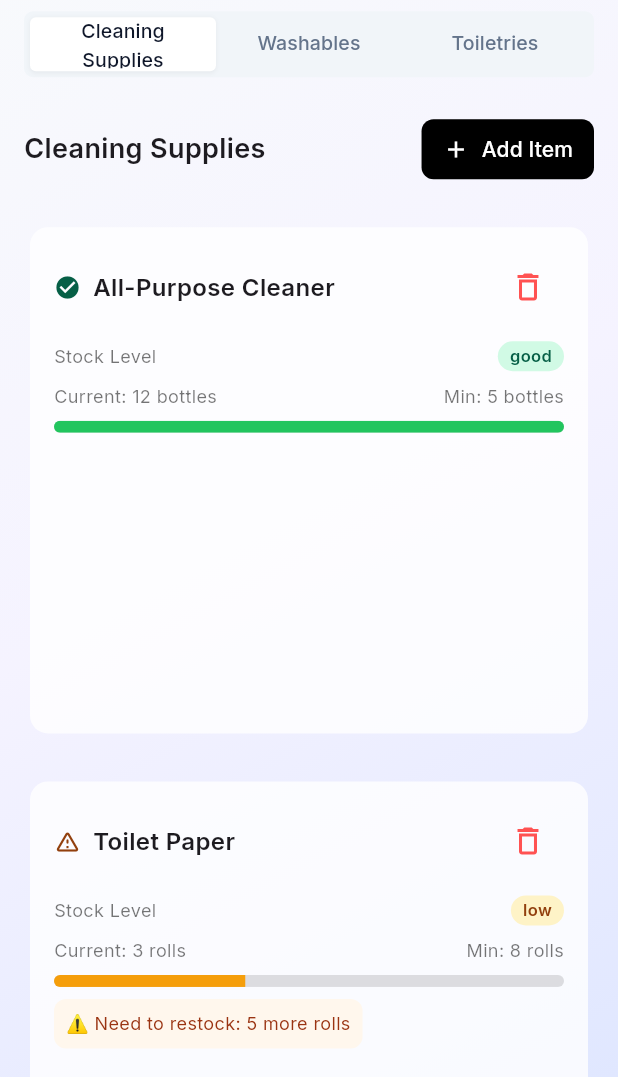
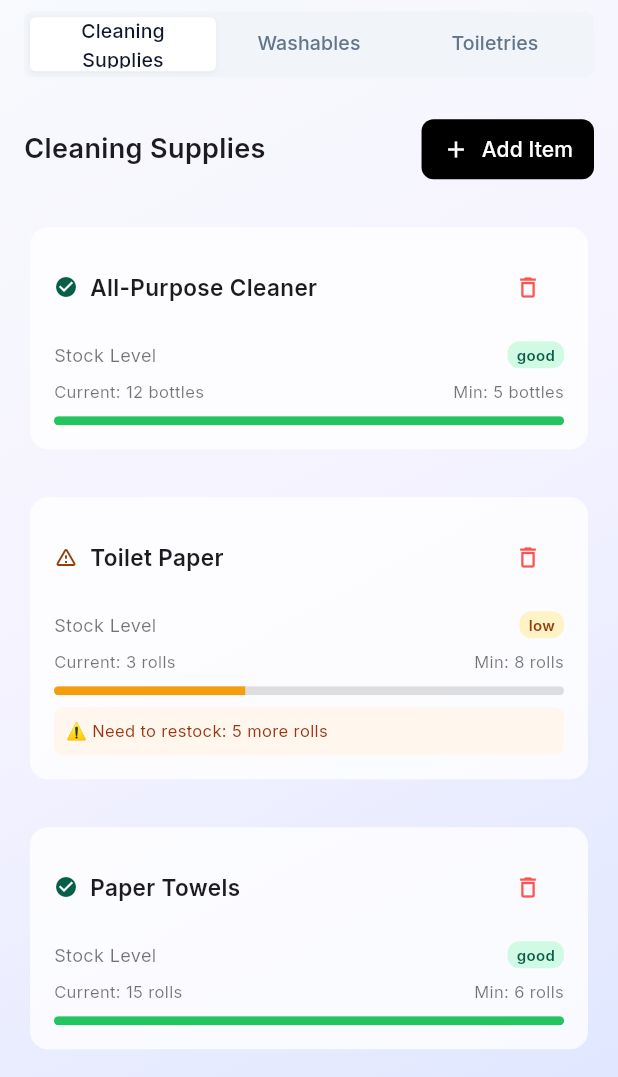
Before and after one commit to delgadjp/Raven-Nest, a Flutter app: the InventoryScreen screen opened by its route, scrolled down 576 dp, on a phone screen of 412 x 824 dp, the part 159-1236 px from its top. Run offline on Flutter 3.47's test engine with Material 3 defaults, Android fonts, the phone set to English and light mode, and no system bars; our stand-ins replace go_router, google_fonts.

Commit message:
Refactor InventoryScreen layout: Replace GridView with Wrap for flexible item display, adjust padding and font sizes for improved readability

```diff
--- a/lib/screens/inventory_screen.dart
+++ b/lib/screens/inventory_screen.dart
@@ -573,12 +573,6 @@ class _InventoryScreenState extends State<InventoryScreen> {
   ) {
     return LayoutBuilder(
       builder: (context, constraints) {
-        int crossAxisCount = 1;
-        if (constraints.maxWidth >= 1200) {
-          crossAxisCount = 3;
-        } else if (constraints.maxWidth >= 900) {
-          crossAxisCount = 2;
-        }
         return SingleChildScrollView(
           physics: const ClampingScrollPhysics(),
           child: Column(
@@ -604,20 +598,18 @@ class _InventoryScreenState extends State<InventoryScreen> {
               ),
               const SizedBox(height: 24),
 
-              GridView.builder(
-                shrinkWrap: true,
-                physics: const NeverScrollableScrollPhysics(),
-                gridDelegate: SliverGridDelegateWithFixedCrossAxisCount(
-                  crossAxisCount: crossAxisCount,
-                  crossAxisSpacing: 24,
-                  mainAxisSpacing: 24,
-                  childAspectRatio: 1.1,
-                ),
-                itemCount: items.length,
-                itemBuilder: (context, index) {
-                  final item = items[index];
-                  return _itemCard(item, () => onDelete(item.id));
-                },
+              // Use Wrap instead of GridView for more flexible layout
+              Wrap(
+                spacing: 24,
+                runSpacing: 24,
+                children: items.map((item) => SizedBox(
+                  width: constraints.maxWidth >= 1200
+                    ? (constraints.maxWidth - 48) / 3 // 3 columns with spacing
+                    : constraints.maxWidth >= 900
+                      ? (constraints.maxWidth - 24) / 2 // 2 columns with spacing
+                      : constraints.maxWidth, // 1 column
+                  child: _itemCard(item, () => onDelete(item.id)),
+                )).toList(),
               ),
             ],
           ),
@@ -636,21 +628,25 @@ class _InventoryScreenState extends State<InventoryScreen> {
         padding: const EdgeInsets.all(16),
         child: Column(
           crossAxisAlignment: CrossAxisAlignment.start,
+          mainAxisSize: MainAxisSize.min,
           children: [
             Row(
-              mainAxisAlignment: MainAxisAlignment.spaceBetween,
               children: [
-                Row(
-                  children: [
-                    Icon(_statusIcon(item.status), size: 18, color: _statusTextColor(item.status)),
-                    const SizedBox(width: 8),
-                    Text(item.name, style: const TextStyle(fontWeight: FontWeight.w600, fontSize: 16)),
-                  ],
+                Icon(_statusIcon(item.status), size: 16, color: _statusTextColor(item.status)),
+                const SizedBox(width: 8),
+                Expanded(
+                  child: Text(
+                    item.name,
+                    style: const TextStyle(fontWeight: FontWeight.w600, fontSize: 15),
+                    overflow: TextOverflow.ellipsis,
+                  ),
                 ),
                 IconButton(
+                  constraints: const BoxConstraints(minWidth: 32, minHeight: 32),
+                  padding: EdgeInsets.zero,
                   tooltip: 'Delete',
                   onPressed: onDelete,
-                  icon: const Icon(Icons.delete_outline, color: Colors.redAccent),
+                  icon: const Icon(Icons.delete_outline, color: Colors.redAccent, size: 18),
                 ),
               ],
             ),
@@ -660,14 +656,14 @@ class _InventoryScreenState extends State<InventoryScreen> {
               children: [
                 const Text('Stock Level', style: TextStyle(fontSize: 12, color: Colors.black54)),
                 Container(
-                  padding: const EdgeInsets.symmetric(horizontal: 8, vertical: 2),
+                  padding: const EdgeInsets.symmetric(horizontal: 6, vertical: 2),
                   decoration: BoxDecoration(
                     color: _statusBgColor(item.status),
-                    borderRadius: BorderRadius.circular(12),
+                    borderRadius: BorderRadius.circular(8),
                   ),
                   child: Text(
                     item.status,
-                    style: TextStyle(fontSize: 11, color: _statusTextColor(item.status), fontWeight: FontWeight.w600),
+                    style: TextStyle(fontSize: 10, color: _statusTextColor(item.status), fontWeight: FontWeight.w600),
                   ),
                 ),
               ],
@@ -676,16 +672,16 @@ class _InventoryScreenState extends State<InventoryScreen> {
             Row(
               mainAxisAlignment: MainAxisAlignment.spaceBetween,
               children: [
-                Text('Current: ${item.quantity} ${item.unit}', style: const TextStyle(fontSize: 12, color: Colors.black54)),
-                Text('Min: ${item.minQuantity} ${item.unit}', style: const TextStyle(fontSize: 12, color: Colors.black54)),
+                Text('Current: ${item.quantity} ${item.unit}', style: const TextStyle(fontSize: 11, color: Colors.black54)),
+                Text('Min: ${item.minQuantity} ${item.unit}', style: const TextStyle(fontSize: 11, color: Colors.black54)),
               ],
             ),
             const SizedBox(height: 8),
             ClipRRect(
-              borderRadius: BorderRadius.circular(4),
+              borderRadius: BorderRadius.circular(3),
               child: LinearProgressIndicator(
                 value: _progress(item.quantity, item.minQuantity),
-                minHeight: 8,
+                minHeight: 6,
                 backgroundColor: Colors.black12,
                 valueColor: AlwaysStoppedAnimation<Color>(
                   item.status == 'good'
@@ -696,19 +692,21 @@ class _InventoryScreenState extends State<InventoryScreen> {
                 ),
               ),
             ),
-            const SizedBox(height: 8),
-            if (item.quantity <= item.minQuantity)
+            if (item.quantity <= item.minQuantity) ...[
+              const SizedBox(height: 8),
               Container(
+                width: double.infinity,
                 padding: const EdgeInsets.all(8),
                 decoration: BoxDecoration(
                   color: const Color(0xFFFFF7ED),
-                  borderRadius: BorderRadius.circular(8),
+                  borderRadius: BorderRadius.circular(6),
                 ),
                 child: Text(
                   '⚠️ Need to restock: ${item.minQuantity - item.quantity} more ${item.unit}',
-                  style: const TextStyle(fontSize: 12, color: Color(0xFF9A3412)),
+                  style: const TextStyle(fontSize: 11, color: Color(0xFF9A3412)),
                 ),
               ),
+            ],
           ],
         ),
       ),
```
